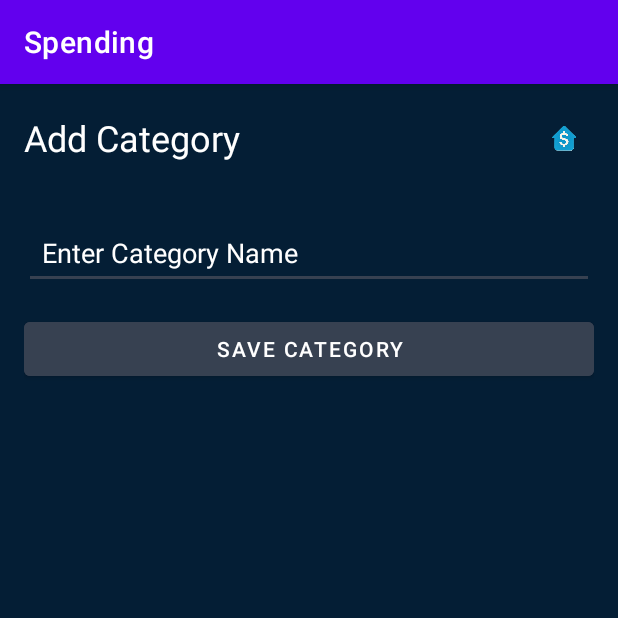
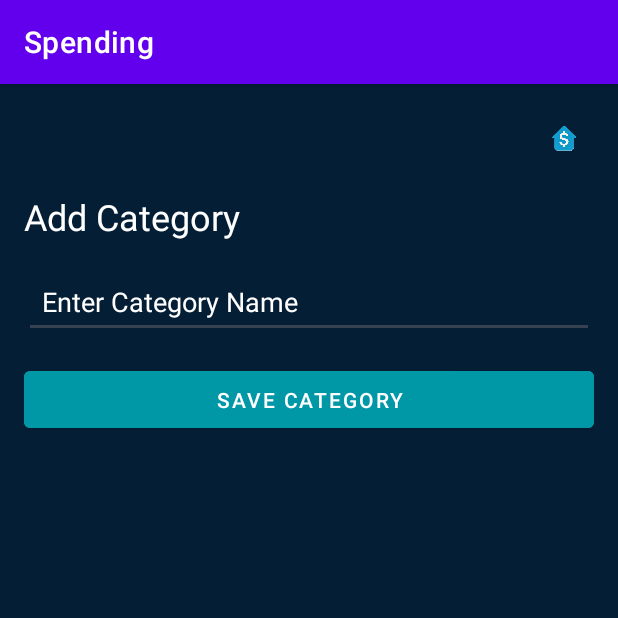
Before and after one commit to Vutlhari-Mabasa/Smart_spend, an Android app: the AddCategoryActivity screen opened directly, with no data from a screen before it, on a phone screen of 412 x 824 dp, the top half of it. Run offline under Robolectric (Android 15) with nearby library versions, the phone set to English and light mode, and no system bars; our stand-ins replace Room's generated code.

Commit message:
Button Colour Update
changed the colour of the buttons

```diff
--- a/app/src/main/res/layout/activity_add_category.xml
+++ b/app/src/main/res/layout/activity_add_category.xml
@@ -1,14 +1,20 @@
 
-<LinearLayout xmlns:android="http://schemas.android.com/apk/res/android"
+
+<androidx.constraintlayout.widget.ConstraintLayout xmlns:android="http://schemas.android.com/apk/res/android"
+    xmlns:app="http://schemas.android.com/apk/res-auto"
+    xmlns:tools="http://schemas.android.com/tools"
     android:layout_width="match_parent"
     android:layout_height="match_parent"
-    android:orientation="vertical"
     android:background="#041E35"
     android:padding="16dp">
 
     <RelativeLayout
+        android:id="@+id/relativeLayout"
         android:layout_width="match_parent"
-        android:layout_height="wrap_content">
+        android:layout_height="wrap_content"
+        app:layout_constraintEnd_toEndOf="parent"
+        app:layout_constraintStart_toStartOf="parent"
+        app:layout_constraintTop_toTopOf="parent">
 
         <ImageView
             android:id="@+id/imageViewLogo"
@@ -18,6 +24,8 @@
             android:src="@drawable/logo"
             android:contentDescription="Logo" />
 
+    </RelativeLayout>
+
     <TextView
         android:id="@+id/textViewTitle"
         android:layout_width="wrap_content"
@@ -25,27 +33,34 @@
         android:text="Add Category"
         android:textColor="#FFFFFF"
         android:textSize="24sp"
-            android:layout_alignParentStart="true"
-            android:layout_centerVertical="true" />
-    </RelativeLayout>
+        app:layout_constraintStart_toStartOf="parent"
+        app:layout_constraintTop_toBottomOf="@id/relativeLayout"
+        android:layout_marginTop="16dp" />
 
     <EditText
         android:id="@+id/edtCategoryName"
         android:layout_width="match_parent"
         android:layout_height="wrap_content"
+        android:backgroundTint="#374151"
         android:hint="Enter Category Name"
-        android:backgroundTint="#374151"
+        android:padding="12dp"
+        android:textColor="#FFFFFF"
         android:textColorHint="#FFFFFF"
-        android:textColor="#FFFFFF"
-        android:layout_marginTop="32dp"
-        android:padding="12dp" />
+        app:layout_constraintTop_toBottomOf="@id/textViewTitle"
+        app:layout_constraintStart_toStartOf="parent"
+        app:layout_constraintEnd_toEndOf="parent"
+        android:layout_marginTop="16dp" />
 
     <Button
         android:id="@+id/btnSaveCategory"
-        android:layout_width="match_parent"
-        android:layout_height="wrap_content"
+        android:layout_width="0dp"
+        android:layout_height="50dp"
+        android:backgroundTint="#0097A7"
         android:text="Save Category"
-        android:backgroundTint="#374151"
         android:textColor="#FFFFFF"
+        app:layout_constraintTop_toBottomOf="@id/edtCategoryName"
+        app:layout_constraintStart_toStartOf="parent"
+        app:layout_constraintEnd_toEndOf="parent"
         android:layout_marginTop="16dp" />
-</LinearLayout>
+
+</androidx.constraintlayout.widget.ConstraintLayout>
--- a/app/src/main/res/layout/activity_login.xml
+++ b/app/src/main/res/layout/activity_login.xml
@@ -65,7 +65,7 @@
             android:layout_width="match_parent"
             android:layout_height="wrap_content"
             android:text="Login"
-            android:backgroundTint="#374151"
+            android:backgroundTint="#0097A7"
             android:textColor="#FFFFFF"
             android:layout_marginBottom="8dp" />
 
@@ -74,7 +74,8 @@
             android:layout_width="match_parent"
             android:layout_height="wrap_content"
             android:layout_gravity="start"
-            android:backgroundTint="#374151"
+            android:backgroundTint="#0097A7
+"
             android:text="Back"
             android:textColor="#FFFFFF" />
     </LinearLayout>
--- a/app/src/main/res/layout/activity_main.xml
+++ b/app/src/main/res/layout/activity_main.xml
@@ -23,7 +23,7 @@
         android:layout_width="match_parent"
         android:layout_height="wrap_content"
         android:text="Login"
-        android:backgroundTint="#374151"
+        android:backgroundTint="#0097A7"
         android:textColor="#FFFFFF"
         android:layout_marginBottom="16dp"
         tools:ignore="HardcodedText" />
@@ -34,7 +34,7 @@
         android:layout_width="match_parent"
         android:layout_height="wrap_content"
         android:text="Register"
-        android:backgroundTint="#374151"
+        android:backgroundTint="#2B3A67"
         android:textColor="#FFFFFF"
         tools:ignore="HardcodedText" />
 
--- a/app/src/main/res/layout/activity_monthly_goal.xml
+++ b/app/src/main/res/layout/activity_monthly_goal.xml
@@ -56,7 +56,7 @@
         android:layout_width="match_parent"
         android:layout_height="wrap_content"
         android:text="Save Goals"
-        android:background="#374151"
+        android:backgroundTint="#0097A7"
         android:textColor="#FFFFFF"/>
 
 </LinearLayout>
--- a/app/src/main/res/layout/activity_register.xml
+++ b/app/src/main/res/layout/activity_register.xml
@@ -48,7 +48,7 @@
         android:layout_width="match_parent"
         android:layout_height="wrap_content"
         android:layout_marginTop="16dp"
-        android:backgroundTint="#374151"
+        android:backgroundTint="#0097A7"
         android:text="Register"
         android:textColor="#FFFFFF" />
 
@@ -57,7 +57,7 @@
         android:layout_width="match_parent"
         android:layout_height="wrap_content"
         android:layout_marginTop="16dp"
-        android:backgroundTint="#374151"
+        android:backgroundTint="#0097A7"
         android:onClick="onBackPressed"
         android:text="Back"
         android:textColor="#FFFFFF" />
--- a/app/src/main/res/layout/activity_view_expenses.xml
+++ b/app/src/main/res/layout/activity_view_expenses.xml
@@ -23,7 +23,7 @@
         android:layout_width="match_parent"
         android:layout_height="wrap_content"
         android:text="Select Start Date"
-        android:background="#374151"
+        android:backgroundTint="#0097A7"
         android:textColor="#FFFFFF"
         android:layout_marginBottom="4dp" />
 
@@ -42,7 +42,7 @@
         android:layout_width="match_parent"
         android:layout_height="wrap_content"
         android:text="Select End Date"
-        android:background="#374151"
+        android:backgroundTint="#0097A7"
         android:textColor="#FFFFFF"
         android:layout_marginBottom="4dp" />
 
@@ -61,7 +61,7 @@
         android:layout_width="match_parent"
         android:layout_height="wrap_content"
         android:text="View Expenses"
-        android:background="#374151"
+        android:backgroundTint="#0097A7"
         android:textColor="#FFFFFF"
         android:layout_marginBottom="16dp" />
 
--- a/app/src/main/res/layout/activity_view_total_by_category.xml
+++ b/app/src/main/res/layout/activity_view_total_by_category.xml
@@ -23,7 +23,7 @@
         android:layout_width="match_parent"
         android:layout_height="wrap_content"
         android:text="Select Start Date"
-        android:background="#374151"
+        android:backgroundTint="#0097A7"
         android:textColor="#FFFFFF"
         android:layout_marginBottom="8dp"/>
 
@@ -33,7 +33,7 @@
         android:layout_width="match_parent"
         android:layout_height="wrap_content"
         android:text="Select End Date"
-        android:background="#374151"
+        android:backgroundTint="#0097A7"
         android:textColor="#FFFFFF"
         android:layout_marginBottom="16dp"/>
 
@@ -43,7 +43,7 @@
         android:layout_width="match_parent"
         android:layout_height="wrap_content"
         android:text="View Total by Category"
-        android:background="#374151"
+        android:backgroundTint="#0097A7"
         android:textColor="#FFFFFF"
         android:layout_marginBottom="16dp"/>
 
```
Also changed, not shown: app/src/main/res/layout/activity_create_expense.xml (+5 -5 lines), app/src/main/res/layout/activity_dashboard.xml (+5 -5 lines). Lines whose indentation alone changed are shown as unchanged.
